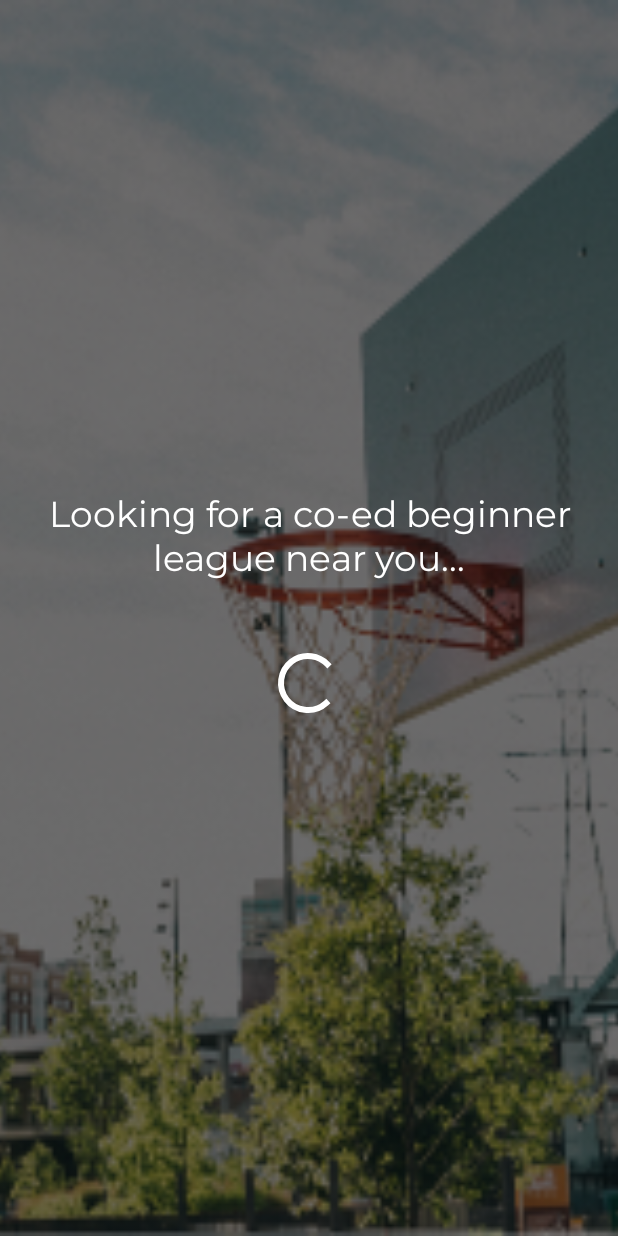
After one commit to JinYiChong/myapp, an Android app: the layout activity_finish.xml on its own in the app's theme, with its tools: preview values and no code run, on a phone screen of 412 x 824 dp. The commit adds this screen. Run offline under Robolectric (Android 15) with nearby library versions, the phone set to English and light mode, and no system bars.

Commit message:
finished entire app

```diff
--- a/app/src/main/java/com/example/jay/myapp/BaseActivity.kt
+++ b/app/src/main/java/com/example/jay/myapp/Controller/BaseActivity.kt
@@ -1,4 +1,4 @@
-package com.example.jay.myapp
+package com.example.jay.myapp.Controller
 
 import android.support.v7.app.AppCompatActivity
 import android.os.Bundle
--- a/app/src/main/java/com/example/jay/myapp/LeagueActivity.kt
+++ b/app/src/main/java/com/example/jay/myapp/Controller/LeagueActivity.kt
@@ -1,10 +1,11 @@
-package com.example.jay.myapp
+package com.example.jay.myapp.Controller
 
 import android.content.Intent
-import android.support.v7.app.AppCompatActivity
 import android.os.Bundle
 import android.view.View
 import android.widget.Toast
+import com.example.jay.myapp.Utility.EXTRA_LEAGUE
+import com.example.jay.myapp.R
 import kotlinx.android.synthetic.main.activity_league.*
 
 class LeagueActivity : BaseActivity() {
@@ -44,4 +45,5 @@ class LeagueActivity : BaseActivity() {
     } else {
         Toast.makeText(this, "Please select a league.", Toast.LENGTH_SHORT).show()
     } }
+
 }
--- a/app/src/main/java/com/example/jay/myapp/Welcome.kt
+++ b/app/src/main/java/com/example/jay/myapp/Controller/Welcome.kt
@@ -1,8 +1,9 @@
-package com.example.jay.myapp
+package com.example.jay.myapp.Controller
 
 import android.content.Intent
 import android.support.v7.app.AppCompatActivity
 import android.os.Bundle
+import com.example.jay.myapp.R
 import kotlinx.android.synthetic.main.activity_welcome.*
 
 class Welcome : AppCompatActivity() {
--- a/app/src/main/java/com/example/jay/myapp/constants.kt
+++ /dev/null
@@ -1,6 +0,0 @@
-package com.example.jay.myapp
-
-/**
- * Created by Jay on 13/06/2018.
- */
-const val EXTRA_LEAGUE = "league"
--- /dev/null
+++ b/app/src/main/res/layout/activity_finish.xml
@@ -0,0 +1,56 @@
+<?xml version="1.0" encoding="utf-8"?>
+<android.support.constraint.ConstraintLayout xmlns:android="http://schemas.android.com/apk/res/android"
+    xmlns:app="http://schemas.android.com/apk/res-auto"
+    xmlns:tools="http://schemas.android.com/tools"
+    android:layout_width="match_parent"
+    android:layout_height="match_parent"
+    tools:context="com.example.jay.myapp.Controller.FinishActivity">
+
+    <ImageView
+        android:id="@+id/imageView5"
+        android:layout_width="0dp"
+        android:layout_height="0dp"
+        android:scaleType="centerCrop"
+        app:layout_constraintBottom_toBottomOf="parent"
+        app:layout_constraintEnd_toEndOf="parent"
+        app:layout_constraintHorizontal_bias="0.0"
+        app:layout_constraintStart_toStartOf="parent"
+        app:layout_constraintTop_toTopOf="parent"
+        app:layout_constraintVertical_bias="0.0"
+        app:srcCompat="@drawable/exercisebg" />
+
+    <TextView
+        android:id="@+id/searchleaguetext"
+        android:layout_width="0dp"
+        android:layout_height="wrap_content"
+        android:layout_marginBottom="8dp"
+        android:layout_marginEnd="25dp"
+        android:layout_marginStart="25dp"
+        android:layout_marginTop="8dp"
+        android:fontFamily="@font/montserrat"
+        android:textAlignment="center"
+        android:textColor="@color/colorAccent"
+        android:textSize="24sp"
+        app:layout_constraintBottom_toBottomOf="parent"
+        app:layout_constraintEnd_toEndOf="parent"
+        app:layout_constraintStart_toStartOf="parent"
+        app:layout_constraintTop_toTopOf="parent"
+        app:layout_constraintVertical_bias="0.43"
+        tools:text="@string/search_league" />
+
+    <ProgressBar
+        android:id="@+id/progressBar"
+        style="?android:attr/progressBarStyle"
+        android:layout_width="48dp"
+        android:layout_height="wrap_content"
+        android:layout_marginBottom="8dp"
+        android:layout_marginEnd="8dp"
+        android:layout_marginStart="8dp"
+        android:layout_marginTop="16dp"
+        app:layout_constraintBottom_toBottomOf="@+id/imageView5"
+        app:layout_constraintEnd_toEndOf="parent"
+        app:layout_constraintHorizontal_bias="0.498"
+        app:layout_constraintStart_toStartOf="parent"
+        app:layout_constraintTop_toBottomOf="@+id/searchleaguetext"
+        app:layout_constraintVertical_bias="0.065" />
+</android.support.constraint.ConstraintLayout>
--- a/app/src/main/res/layout/activity_league.xml
+++ b/app/src/main/res/layout/activity_league.xml
@@ -4,7 +4,7 @@
     xmlns:tools="http://schemas.android.com/tools"
     android:layout_width="match_parent"
     android:layout_height="match_parent"
-    tools:context="com.example.jay.myapp.LeagueActivity">
+    tools:context="com.example.jay.myapp.Controller.LeagueActivity">
 
     <ImageView
         android:id="@+id/imageView3"
--- a/app/src/main/res/layout/activity_welcome.xml
+++ b/app/src/main/res/layout/activity_welcome.xml
@@ -4,7 +4,7 @@
     xmlns:tools="http://schemas.android.com/tools"
     android:layout_width="match_parent"
     android:layout_height="match_parent"
-    tools:context="com.example.jay.myapp.Welcome">
+    tools:context="com.example.jay.myapp.Controller.Welcome">
 
     <ImageView
         android:id="@+id/imageView"
--- a/app/src/main/res/values/strings.xml
+++ b/app/src/main/res/values/strings.xml
@@ -15,5 +15,6 @@
     <string name="beginner">BEGINNER</string>
     <string name="baller">BALLER</string>
     <string name="finish">FINISH</string>
+    <string name="search_league">Looking for a co-ed beginner league near you...</string>
 
 </resources>
```
Also changed, not shown: app/src/main/AndroidManifest.xml (+5 -4 lines), app/src/main/java/com/example/jay/myapp/Controller/FinishActivity.kt (added, +25 -0 lines), app/src/main/java/com/example/jay/myapp/Controller/SkillActivity.kt (added, +50 -0 lines), app/src/main/java/com/example/jay/myapp/SkillActivity.kt (deleted, +0 -16 lines), app/src/main/java/com/example/jay/myapp/Utility/constants.kt (added, +7 -0 lines), app/src/main/res/layout/activity_skill.xml (+7 -3 lines).
